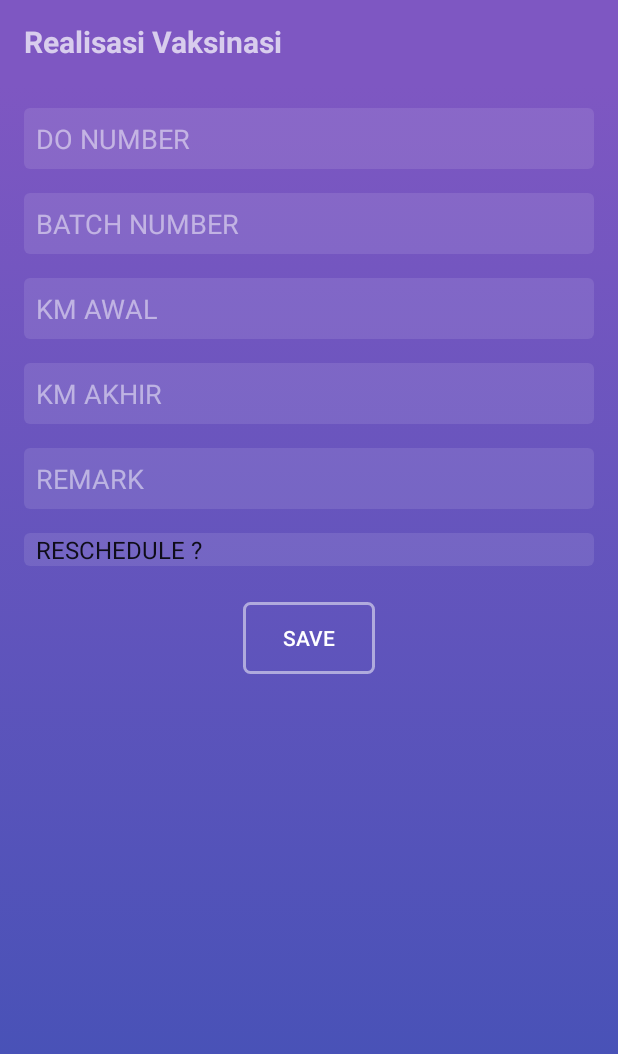
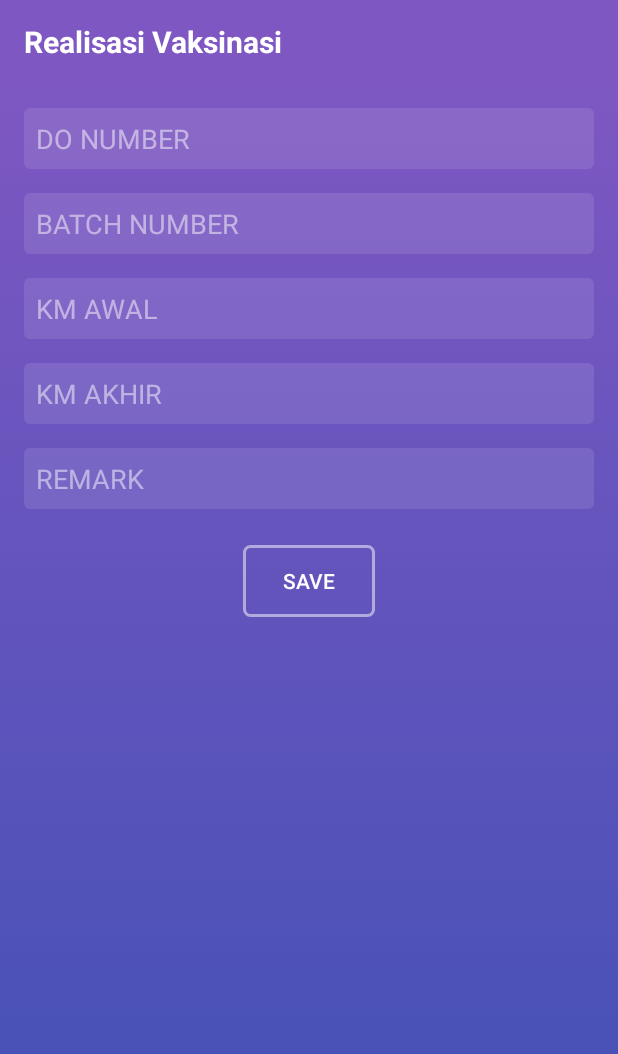
Before and after one commit to RobbiZ/Tango2, an Android app: the ScheduleDetailActivity screen opened directly, with no data from a screen before it, after a tap on an icon or button, on a phone screen of 412 x 824 dp. Shown: the top 1054 px of the screen. Run offline under Robolectric (Android 15) with nearby library versions, the phone set to English and light mode, and no system bars.

Commit message:
Working Realisasi Activity

```diff
--- a/app/src/main/AndroidManifest.xml
+++ b/app/src/main/AndroidManifest.xml
@@ -30,7 +30,8 @@
             </intent-filter>
         </activity>
 
-        <activity android:name=".ScheduleRealisasiActivity">
+        <activity android:name=".ScheduleRealisasiActivity"
+            android:windowSoftInputMode="stateHidden">
             <!--  -->
         </activity>
 
--- a/app/src/main/java/medion/tango/BaseApiService.java
+++ b/app/src/main/java/medion/tango/BaseApiService.java
@@ -22,6 +22,16 @@ public interface BaseApiService {
     Call<ResponseBody> tokenRefresh(@Field("username") String username,
                                     @Field("token") String token);
 
+    @FormUrlEncoded
+    @POST("saveRealisasi.php")
+    Call<ResponseBody> saveRealisasi(@Field("vacid") String vacid,
+                                     @Field("donumber") String donumber,
+                                     @Field("batch") String batch,
+                                     @Field("kmstart") String kmstart,
+                                     @Field("kmfinish") String kmfinish,
+                                     @Field("remark") String remark);
+
+
     @GET("readSchedule.php?")
     Call<List<ScheduleModel>> getSchedule(@Query("username") String username);
 
--- a/app/src/main/java/medion/tango/MainActivity.java
+++ b/app/src/main/java/medion/tango/MainActivity.java
@@ -1,5 +1,6 @@
 package medion.tango;
 
+import android.content.Intent;
 import android.os.Bundle;
 import android.support.annotation.NonNull;
 import android.support.design.widget.BottomNavigationView;
@@ -28,7 +29,10 @@ public class MainActivity extends AppCompatActivity {
 
         switch(item.getItemId()) {
             case R.id.logout:
+                Intent intent = new Intent(MainActivity.this, LoginActivity.class);
+                intent.addFlags(Intent.FLAG_ACTIVITY_CLEAR_TOP);
                 finish();
+                startActivity(intent);
                 break;
             default:
                 return super.onOptionsItemSelected(item);
--- a/app/src/main/java/medion/tango/ScheduleDetailActivity.java
+++ b/app/src/main/java/medion/tango/ScheduleDetailActivity.java
@@ -22,6 +22,7 @@ public class ScheduleDetailActivity extends AppCompatActivity {
     TextView aplikasi1;
     TextView productname1;
 
+    public static String vacid;
     String cust;
     String plas;
     String addr;
@@ -63,6 +64,7 @@ public class ScheduleDetailActivity extends AppCompatActivity {
         productname1 = findViewById(R.id.productname1);
 
         Intent intent = getIntent();
+        vacid = intent.getStringExtra(SharedPrefManager.KEY_VACID);
         cust = intent.getStringExtra(SharedPrefManager.KEY_CUSTNAME);
         plas = intent.getStringExtra(SharedPrefManager.KEY_PLASMANAME);
         addr = intent.getStringExtra(SharedPrefManager.KEY_ADDRESS);
--- a/app/src/main/java/medion/tango/ScheduleRealisasiActivity.java
+++ b/app/src/main/java/medion/tango/ScheduleRealisasiActivity.java
@@ -1,40 +1,129 @@
 package medion.tango;
 
+import android.app.ProgressDialog;
+import android.content.Intent;
+import android.support.annotation.NonNull;
 import android.support.v7.app.AppCompatActivity;
 import android.os.Bundle;
 import android.util.Log;
 import android.view.View;
 import android.widget.AdapterView;
 import android.widget.ArrayAdapter;
+import android.widget.Button;
+import android.widget.EditText;
 import android.widget.Spinner;
+import android.widget.Toast;
 
-public class ScheduleRealisasiActivity extends AppCompatActivity {
+import org.json.JSONException;
+import org.json.JSONObject;
 
-    Spinner spinner;
-    private static final String[] reschedule = {"RESCHEDULE ?", "Ayam dalam pengobatan", "Ayam terlalu kecil",
-            "Chick in mundur", "Jadwal padat", "Kurang vaksinator", "Mendahulukan kasus",
-            "Permintaan peternak", "Lain-lain"};
+import java.io.IOException;
+import java.util.Objects;
+
+import okhttp3.ResponseBody;
+import retrofit2.Call;
+import retrofit2.Callback;
+import retrofit2.Response;
+
+public class ScheduleRealisasiActivity extends AppCompatActivity implements View.OnClickListener{
+
+    EditText input_donumber;
+    EditText input_batch;
+    EditText input_kmstart;
+    EditText input_kmfinish;
+    EditText input_remark;
+    Button button_save;
+    ProgressDialog progressDialog;
+
+//    Spinner spinner;
+//    private static final String[] reschedule = {"RESCHEDULE ?", "Ayam dalam pengobatan", "Ayam terlalu kecil",
+//            "Chick in mundur", "Jadwal padat", "Kurang vaksinator", "Mendahulukan kasus",
+//            "Permintaan peternak", "Lain-lain"};
 
     @Override
     protected void onCreate(Bundle savedInstanceState) {
         super.onCreate(savedInstanceState);
         setContentView(R.layout.activity_schedule_realisasi);
 
-        Spinner spinner = findViewById(R.id.spinner);
-        ArrayAdapter<String> adapter = new ArrayAdapter<>(ScheduleRealisasiActivity.this,
-                android.R.layout.simple_spinner_item,reschedule);
-        adapter.setDropDownViewResource(android.R.layout.simple_spinner_dropdown_item);
-        spinner.setAdapter(adapter);
-        spinner.setOnItemSelectedListener(new AdapterView.OnItemSelectedListener(){
+        input_donumber = findViewById(R.id.input_donumber);
+        input_batch = findViewById(R.id.input_batch);
+        input_kmstart = findViewById(R.id.input_kmstart);
+        input_kmfinish = findViewById(R.id.input_kmfinish);
+        input_remark = findViewById(R.id.input_remark);
+        button_save = findViewById(R.id.button_save);
+        button_save.setOnClickListener(this);
+
+//        Spinner spinner = findViewById(R.id.spinner);
+//        ArrayAdapter<String> adapter = new ArrayAdapter<>(ScheduleRealisasiActivity.this,
+//                android.R.layout.simple_spinner_item,reschedule);
+//        adapter.setDropDownViewResource(android.R.layout.simple_spinner_dropdown_item);
+//        spinner.setAdapter(adapter);
+//        spinner.setOnItemSelectedListener(new AdapterView.OnItemSelectedListener(){
+//            @Override
+//            public void onItemSelected(AdapterView<?> parent, View view, int position, long id) {
+//                Log.v("item", (String) parent.getItemAtPosition(position));
+//            }
+//
+//            @Override
+//            public void onNothingSelected(AdapterView<?> parent) {
+//                //
+//            }
+//        });
+    }
+
+    public void saveAction() {
+        final String donumber = input_donumber.getText().toString().trim();
+        final String batch = input_batch.getText().toString().trim();
+        final String kmstart = input_kmstart.getText().toString().trim();
+        final String kmfinish = input_kmfinish.getText().toString().trim();
+        final String remark = input_remark.getText().toString().trim();
+
+        progressDialog = new ProgressDialog(ScheduleRealisasiActivity.this);
+        progressDialog.setMessage("Loading...");
+        progressDialog.show();
+
+        BaseApiService service = RetrofitClient.getAPIService();
+
+        String vacid = ScheduleDetailActivity.vacid;
+
+        Call<ResponseBody> call = service.saveRealisasi(vacid, donumber, batch, kmstart, kmfinish, remark);
+        call.enqueue(new Callback<ResponseBody>() {
             @Override
-            public void onItemSelected(AdapterView<?> parent, View view, int position, long id) {
-                Log.v("item", (String) parent.getItemAtPosition(position));
+            public void onResponse(@NonNull Call<ResponseBody> call, @NonNull Response<ResponseBody> response) {
+                progressDialog.dismiss();
+                try {
+                    try {
+                        JSONObject json = new JSONObject(Objects.requireNonNull(response.body()).string());
+                        Boolean status = json.getBoolean("status");
+                        if (status.equals(true)){
+                            Toast.makeText(ScheduleRealisasiActivity.this, "Data Berhasil Disimpan " ,Toast.LENGTH_LONG).show();
+                            Intent intent = new Intent(ScheduleRealisasiActivity.this, MainActivity.class);
+                            finish();
+                            startActivity(intent);
+                        } else if (status.equals(false)){
+                            Toast.makeText(ScheduleRealisasiActivity.this, "Gagal Menyimpan Data" ,Toast.LENGTH_LONG).show();
+                        }
+
+                    } catch (JSONException e) {
+                        e.printStackTrace();
+                    }
+                } catch (IOException e){
+                    e.printStackTrace();
+                }
             }
 
             @Override
-            public void onNothingSelected(AdapterView<?> parent) {
-                //
+            public void onFailure(@NonNull Call<ResponseBody> call, @NonNull Throwable t) {
+                progressDialog.dismiss();
+                Toast.makeText(ScheduleRealisasiActivity.this, "Something went wrong... Please try later!", Toast.LENGTH_SHORT).show();
             }
         });
     }
+
+    @Override
+    public void onClick(View v) {
+        if(v == button_save){
+            saveAction();
+        }
+    }
 }
--- a/app/src/main/res/layout/activity_history_detail.xml
+++ b/app/src/main/res/layout/activity_history_detail.xml
@@ -31,6 +31,7 @@
                     android:layout_width="wrap_content"
                     android:layout_height="wrap_content"
                     android:layout_weight="1"
+                    android:textColor="#ffffff"
                     android:text="Detail History Vaksinasi"
                     android:textAllCaps="false"
                     android:textSize="20sp"
--- a/app/src/main/res/layout/activity_schedule_detail.xml
+++ b/app/src/main/res/layout/activity_schedule_detail.xml
@@ -30,6 +30,7 @@
                     android:id="@+id/title_detail"
                     android:layout_width="wrap_content"
                     android:layout_height="wrap_content"
+                    android:textColor="#ffffff"
                     android:layout_weight="1"
                     android:text="Detail Jadwal Vaksinasi"
                     android:textAllCaps="false"
--- a/app/src/main/res/layout/activity_schedule_realisasi.xml
+++ b/app/src/main/res/layout/activity_schedule_realisasi.xml
@@ -30,6 +30,7 @@
                     android:layout_width="wrap_content"
                     android:layout_height="wrap_content"
                     android:layout_weight="1"
+                    android:textColor="#ffffff"
                     android:text="Realisasi Vaksinasi"
                     android:textAllCaps="false"
                     android:textSize="20sp"
@@ -52,6 +53,7 @@
                 android:padding="8dp">
 
                 <EditText
+                    android:id="@+id/input_donumber"
                     android:layout_width="match_parent"
                     android:layout_height="wrap_content"
                     android:layout_margin="8dp"
@@ -64,6 +66,7 @@
                     android:textColorHint="#80FFFFFF" />
 
                 <EditText
+                    android:id="@+id/input_batch"
                     android:layout_width="match_parent"
                     android:layout_height="wrap_content"
                     android:layout_margin="8dp"
@@ -76,6 +79,7 @@
                     android:textColorHint="#80FFFFFF" />
 
                 <EditText
+                    android:id="@+id/input_kmstart"
                     android:layout_width="match_parent"
                     android:layout_height="wrap_content"
                     android:layout_margin="8dp"
@@ -88,6 +92,7 @@
                     android:textColorHint="#80FFFFFF" />
 
                 <EditText
+                    android:id="@+id/input_kmfinish"
                     android:layout_width="match_parent"
                     android:layout_height="wrap_content"
                     android:layout_margin="8dp"
@@ -100,6 +105,7 @@
                     android:textColorHint="#80FFFFFF" />
 
                 <EditText
+                    android:id="@+id/input_remark"
                     android:layout_width="match_parent"
                     android:layout_height="wrap_content"
                     android:layout_margin="8dp"
@@ -111,18 +117,19 @@
                     android:textColor="#80FFFFFF"
                     android:textColorHint="#80FFFFFF" />
 
-                <Spinner
-                    android:id="@+id/spinner"
-                    android:layout_width="match_parent"
-                    android:layout_height="match_parent"
-                    android:layout_margin="8dp"
-                    android:layout_marginTop="8dp"
-                    android:background="@drawable/bg_rectangle_edittext"
-                    android:hint="RESCHEDULE?"
-                    android:textColor="#80FFFFFF"
-                    android:textColorHint="#80FFFFFF" />
+                <!--<Spinner-->
+                    <!--android:id="@+id/spinner"-->
+                    <!--android:layout_width="match_parent"-->
+                    <!--android:layout_height="match_parent"-->
+                    <!--android:layout_margin="8dp"-->
+                    <!--android:layout_marginTop="8dp"-->
+                    <!--android:background="@drawable/bg_rectangle_edittext"-->
+                    <!--android:hint="RESCHEDULE?"-->
+                    <!--android:textColor="#80FFFFFF"-->
+                    <!--android:textColorHint="#80FFFFFF" />-->
 
                 <Button
+                    android:id="@+id/button_save"
                     android:layout_width="wrap_content"
                     android:layout_height="wrap_content"
                     android:layout_marginTop="16dp"
```
Also changed, not shown: app/src/main/res/layout/activity_main.xml (+7 -3 lines).
